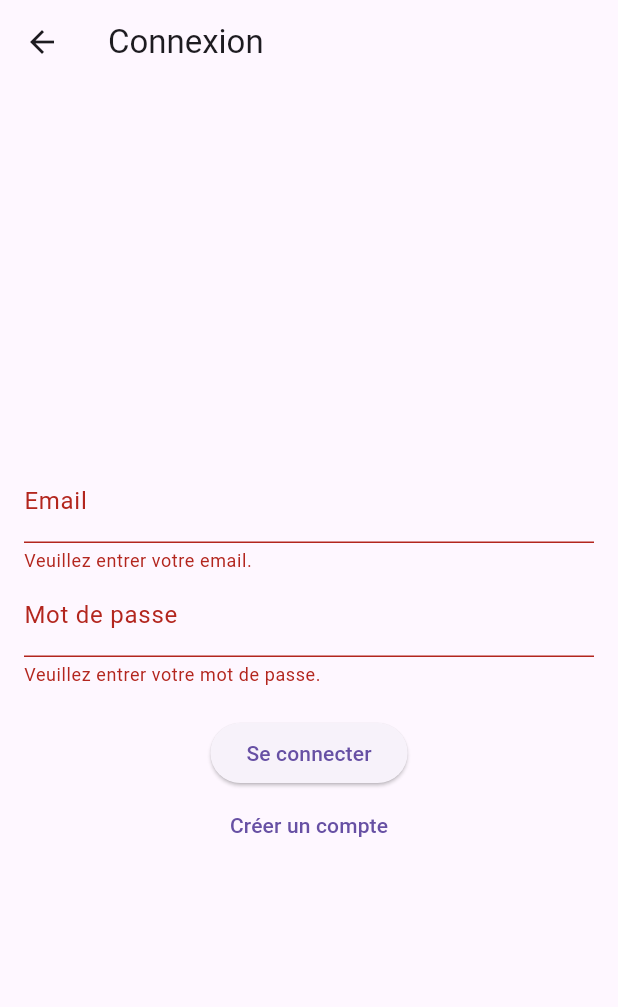
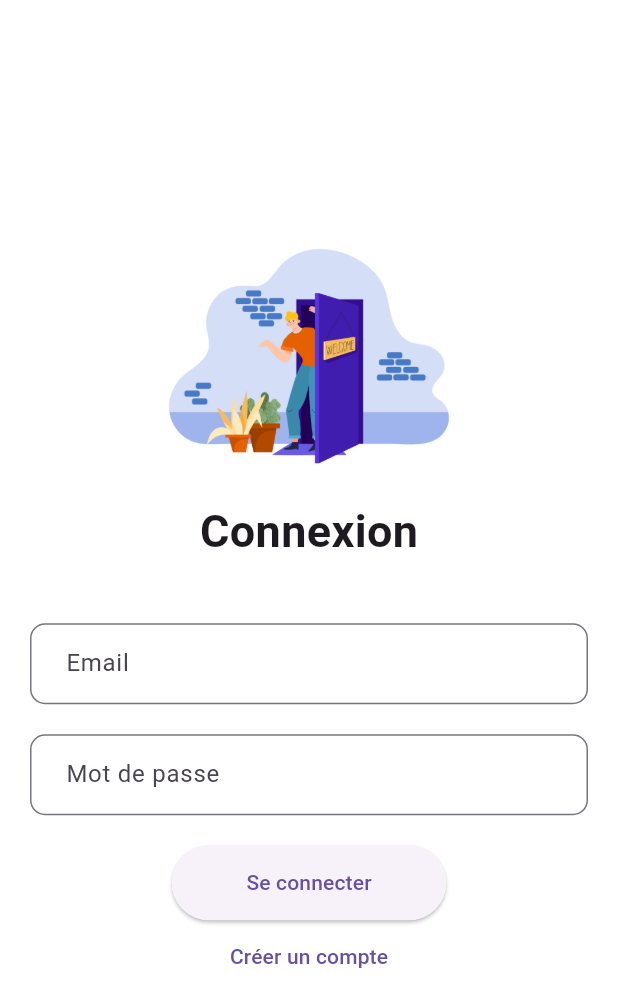
Before and after one commit to tombruaire/projet-web-flutter, a Flutter app: the LoginPage screen opened by its route, after a tap on "Se connecter", on a phone screen of 412 x 824 dp. Shown: the top 1007 px of the screen. Run offline on Flutter 3.47's test engine with Material 3 defaults, Android fonts, the phone set to English and light mode, and no system bars; our stand-ins replace cloud_firestore, firebase_auth, firebase_core, firebase_storage, image_picker; accounts and stored records are empty; generated files the repository leaves out were written again.

Commit message:
-add de style au form login et enregistremnt

```diff
--- a/lib/views/login_page.dart
+++ b/lib/views/login_page.dart
@@ -4,51 +4,59 @@ import 'public_page.dart';
 import 'register_page.dart';
 
 class LoginPage extends StatefulWidget {
+  static const String id = 'login_page';
+
+  const LoginPage({Key? key}) : super(key: key);
+
   @override
-  _LoginPageState createState() => _LoginPageState();
+  State<LoginPage> createState() => _LoginPageState();
 }
 
 class _LoginPageState extends State<LoginPage> {
   final FirebaseAuth _auth = FirebaseAuth.instance;
-  final _emailController = TextEditingController();
-  final _passwordController = TextEditingController();
+  late String _email;
+  late String _password;
+  bool _saving = false;
 
-  final _formKey = GlobalKey<FormState>();
+  void _showErrorAlert(String title, String message) {
+    showDialog(
+      context: context,
+      builder: (context) => AlertDialog(
+        title: Text(title),
+        content: Text(message),
+        actions: [
+          TextButton(
+            onPressed: () => Navigator.pop(context),
+            child: const Text('OK'),
+          ),
+        ],
+      ),
+    );
+  }
 
   void _login() async {
-    if (!_formKey.currentState!.validate()) {
+    if (_email.isEmpty || _password.isEmpty) {
+      _showErrorAlert('Erreur', 'Veuillez remplir tous les champs.');
       return;
     }
 
+    setState(() => _saving = true);
+
     try {
       await _auth.signInWithEmailAndPassword(
-        email: _emailController.text.trim(),
-        password: _passwordController.text.trim(),
+        email: _email.trim(),
+        password: _password.trim(),
       );
-      // Navigation vers la page de la liste des articles
+      setState(() => _saving = false);
       Navigator.pushReplacement(
         context,
         MaterialPageRoute(builder: (context) => PublicPage()),
       );
     } catch (e) {
-      String errorMessage = "Erreur de connexion.";
-      if (e is FirebaseAuthException) {
-        switch (e.code) {
-          case 'user-not-found':
-            errorMessage = "Utilisateur non trouvé.";
-            break;
-          case 'wrong-password':
-            errorMessage = "Mot de passe incorrect.";
-            break;
-          case 'invalid-email':
-            errorMessage = "Email non valide.";
-            break;
-          default:
-            errorMessage = e.message ?? errorMessage;
-        }
-      }
-      ScaffoldMessenger.of(context).showSnackBar(
-        SnackBar(content: Text(errorMessage)),
+      setState(() => _saving = false);
+      _showErrorAlert(
+        'Erreur de connexion',
+        'Email ou mot de passe incorrect. Veuillez réessayer.',
       );
     }
   }
@@ -56,42 +64,69 @@ class _LoginPageState extends State<LoginPage> {
   @override
   Widget build(BuildContext context) {
     return Scaffold(
-      appBar: AppBar(title: Text('Connexion')),
-      body: Padding(
-        padding: const EdgeInsets.all(16.0),
-        child: Form(
-          key: _formKey,
+      backgroundColor: Colors.white,
+      body: SafeArea(
+        child: Stack(
+          children: [
+            if (_saving)
+              const Opacity(
+                opacity: 0.6,
+                child: ModalBarrier(dismissible: false, color: Colors.black),
+              ),
+            Padding(
+              padding: const EdgeInsets.all(20.0),
               child: Column(
                 mainAxisAlignment: MainAxisAlignment.center,
                 children: [
-              TextFormField(
-                controller: _emailController,
-                decoration: InputDecoration(labelText: 'Email'),
-                validator: (value) {
-                  if (value == null || value.isEmpty) {
-                    return "Veuillez entrer votre email.";
-                  }
-                  if (!RegExp(r'^[^@]+@[^@]+\.[^@]+').hasMatch(value)) {
-                    return "Veuillez entrer un email valide.";
-                  }
-                  return null;
-                },
+                  Image.asset(
+                    'assets/welcome.png', // Assurez-vous que l'image est bien placée dans le dossier assets
+                    height: 150,
                   ),
-              TextFormField(
-                controller: _passwordController,
-                decoration: InputDecoration(labelText: 'Mot de passe'),
+                  const SizedBox(height: 20),
+                  const Text(
+                    'Connexion',
+                    style: TextStyle(fontSize: 30, fontWeight: FontWeight.bold),
+                  ),
+                  const SizedBox(height: 40),
+                  TextField(
+                    onChanged: (value) => _email = value,
+                    keyboardType: TextInputType.emailAddress,
+                    decoration: InputDecoration(
+                      hintText: 'Email',
+                      border: OutlineInputBorder(
+                        borderRadius: BorderRadius.circular(10.0),
+                      ),
+                      contentPadding: const EdgeInsets.symmetric(
+                        vertical: 15.0,
+                        horizontal: 20.0,
+                      ),
+                    ),
+                  ),
+                  const SizedBox(height: 20),
+                  TextField(
                     obscureText: true,
-                validator: (value) {
-                  if (value == null || value.isEmpty) {
-                    return "Veuillez entrer votre mot de passe.";
-                  }
-                  return null;
-                },
+                    onChanged: (value) => _password = value,
+                    decoration: InputDecoration(
+                      hintText: 'Mot de passe',
+                      border: OutlineInputBorder(
+                        borderRadius: BorderRadius.circular(10.0),
                       ),
-              SizedBox(height: 20),
+                      contentPadding: const EdgeInsets.symmetric(
+                        vertical: 15.0,
+                        horizontal: 20.0,
+                      ),
+                    ),
+                  ),
+                  const SizedBox(height: 20),
                   ElevatedButton(
-                onPressed: _login,
-                child: Text('Se connecter'),
+                    onPressed: _saving ? null : _login,
+                    style: ElevatedButton.styleFrom(
+                      padding: const EdgeInsets.symmetric(
+                        vertical: 15.0,
+                        horizontal: 50.0,
+                      ),
+                    ),
+                    child: const Text('Se connecter'),
                   ),
                   TextButton(
                     onPressed: () {
@@ -100,10 +135,12 @@ class _LoginPageState extends State<LoginPage> {
                         MaterialPageRoute(builder: (context) => RegisterPage()),
                       );
                     },
-                child: Text("Créer un compte"),
+                    child: const Text('Créer un compte'),
                   ),
                 ],
               ),
+            ),
+          ],
         ),
       ),
     );
--- a/pubspec.yaml
+++ b/pubspec.yaml
@@ -62,6 +62,10 @@ flutter:
   # the material Icons class.
   uses-material-design: true
 
+  assets:
+    - assets/welcome.png
+    - assets/signup.png
+
   # To add assets to your application, add an assets section, like this:
   # assets:
   #   - images/a_dot_burr.jpeg
```
Also changed, not shown: lib/views/register_page.dart (+86 -11 lines), assets/home.png (added), assets/signup.png (added), assets/welcome.png (added). Lines whose indentation alone changed are shown as unchanged.
